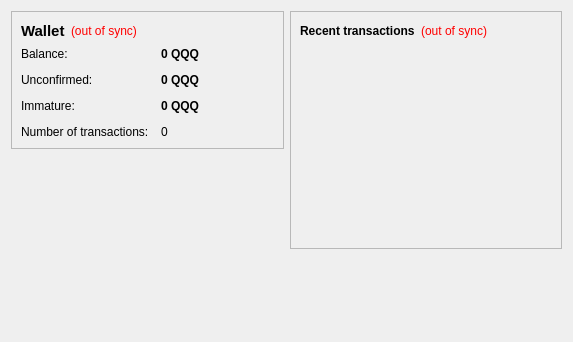
Old version of the form src/qt/forms/overviewpage.ui in the repository kryptobytes/test.
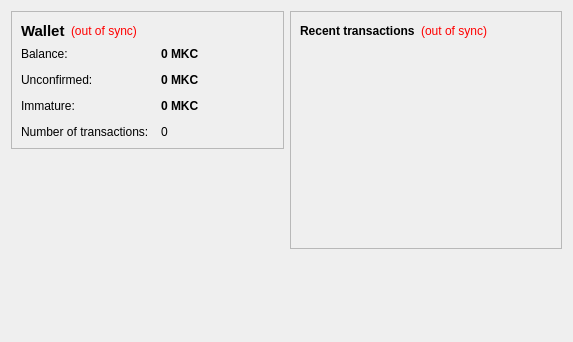
New version of the form.

Diff of the .ui file:
```diff
--- a/src/qt/forms/overviewpage.ui
+++ b/src/qt/forms/overviewpage.ui
@@ -105,7 +105,7 @@
              <string>Your current balance</string>
             </property>
             <property name="text">
-             <string notr="true">0 QQQ</string>
+             <string notr="true">0 MKC</string>
             </property>
             <property name="textInteractionFlags">
              <set>Qt::LinksAccessibleByMouse|Qt::TextSelectableByKeyboard|Qt::TextSelectableByMouse</set>
@@ -134,7 +134,7 @@
              <string>Total of transactions that have yet to be confirmed, and do not yet count toward the current balance</string>
             </property>
             <property name="text">
-             <string notr="true">0 QQQ</string>
+             <string notr="true">0 MKC</string>
             </property>
             <property name="textInteractionFlags">
              <set>Qt::LinksAccessibleByMouse|Qt::TextSelectableByKeyboard|Qt::TextSelectableByMouse</set>
@@ -177,7 +177,7 @@
              <string>Mined balance that has not yet matured</string>
             </property>
             <property name="text">
-             <string notr="true">0 QQQ</string>
+             <string notr="true">0 MKC</string>
             </property>
             <property name="textInteractionFlags">
              <set>Qt::LinksAccessibleByMouse|Qt::TextSelectableByKeyboard|Qt::TextSelectableByMouse</set>
```
Left out of the diff: 4 changed lines with no effect on the pictures.
